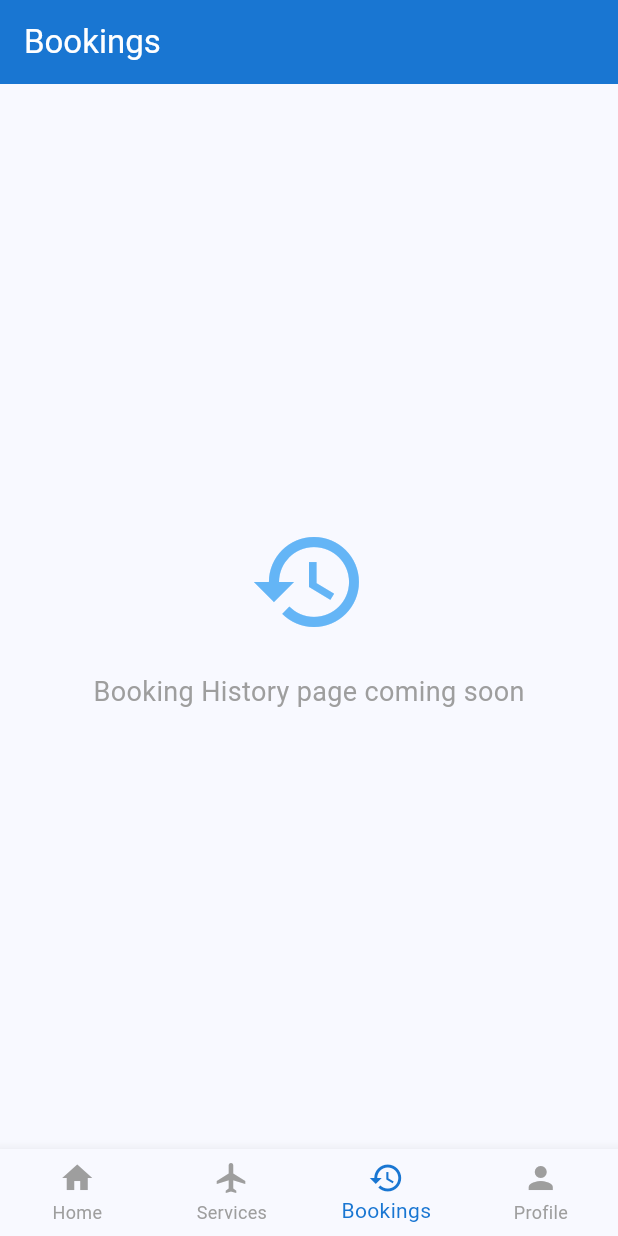
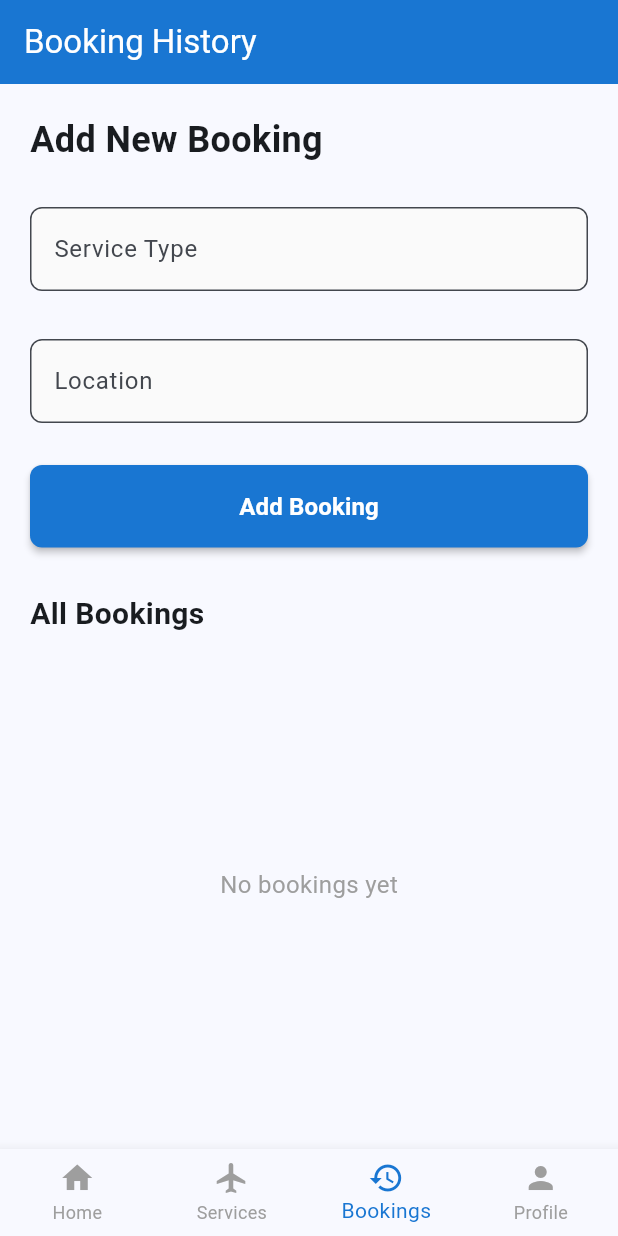
Before and after one commit to exile213/Activity3-4-PROFE8-Diaz, a Flutter app: the screen it shows after launch, item 3 of the bottom bar chosen, on a phone screen of 412 x 824 dp. Run offline on Flutter 3.47's test engine with Material 3 defaults, Android fonts, the light colour scheme and no system bars.

Commit message:
Add booking history page and update navigation
Introduced BookingHistoryPage to allow users to add and view bookings. Updated main.dart to use the new BookingHistoryPage in the navigation tabs, removing the previous BookingsTab placeholder. Also updated README.md to reflect the new implementation locations and added a lint ignore in service_options_page.dart.

```diff
--- a/lib/main.dart
+++ b/lib/main.dart
@@ -5,6 +5,7 @@
 import 'views/service_options_page.dart';
 import 'views/reservation_page.dart';
 import 'views/notes_page.dart';
+import 'views/booking_history_page.dart';
 
 void main() {
   runApp(const MyApp());
@@ -37,11 +38,11 @@
 class _MainScreenState extends State<MainScreen> {
   int _currentIndex = 0;
 
-  // Pages for each tab - placeholders for pages not yet created
+  // Pages for each tab
   final List<Widget> _pages = [
     const WelcomePage(), // Home
-    const ServicesTab(), // Services (placeholder for now)
-    const BookingsTab(), // Bookings (placeholder)
+    const ServicesTab(), // Services
+    const BookingHistoryPage(), // Bookings
     const ProfileTab(), // Profile
   ];
 
@@ -191,33 +192,6 @@
 }
 
 // Placeholder for Bookings Tab
-class BookingsTab extends StatelessWidget {
-  const BookingsTab({super.key});
-
-  @override
-  Widget build(BuildContext context) {
-    return Scaffold(
-      appBar: AppBar(
-        title: const Text('Bookings'),
-        backgroundColor: Colors.blue[700],
-        foregroundColor: Colors.white,
-      ),
-      body: Center(
-        child: Column(
-          mainAxisAlignment: MainAxisAlignment.center,
-          children: [
-            Icon(Icons.history, size: 80, color: Colors.blue[300]),
-            const SizedBox(height: 20),
-            const Text(
-              'Booking History page coming soon',
-              style: TextStyle(fontSize: 18, color: Colors.grey),
-            ),
-          ],
-        ),
-      ),
-    );
-  }
-}
 
 // Profile Tab with navigation to Login, Register, Notes
 class ProfileTab extends StatelessWidget {
--- /dev/null
+++ b/lib/views/booking_history_page.dart
@@ -0,0 +1,126 @@
+import 'package:flutter/material.dart';
+import '../widgets/custom_form_field.dart';
+import '../widgets/custom_button.dart';
+
+class BookingHistoryPage extends StatefulWidget {
+  const BookingHistoryPage({Key? key}) : super(key: key);
+
+  @override
+  State<BookingHistoryPage> createState() => _BookingHistoryPageState();
+}
+
+class _BookingHistoryPageState extends State<BookingHistoryPage> {
+  final TextEditingController _serviceTypeController = TextEditingController();
+  final TextEditingController _locationController = TextEditingController();
+  final List<Map<String, String>> _bookings = [];
+
+  @override
+  void dispose() {
+    _serviceTypeController.dispose();
+    _locationController.dispose();
+    super.dispose();
+  }
+
+  void _addBooking() {
+    if (_serviceTypeController.text.isEmpty ||
+        _locationController.text.isEmpty) {
+      ScaffoldMessenger.of(context).showSnackBar(
+        const SnackBar(
+          content: Text('Please fill in all fields'),
+          backgroundColor: Colors.red,
+        ),
+      );
+      return;
+    }
+
+    setState(() {
+      _bookings.add({
+        'serviceType': _serviceTypeController.text,
+        'location': _locationController.text,
+      });
+    });
+
+    _serviceTypeController.clear();
+    _locationController.clear();
+
+    ScaffoldMessenger.of(context).showSnackBar(
+      const SnackBar(
+        content: Text('Booking added successfully!'),
+        backgroundColor: Colors.green,
+      ),
+    );
+  }
+
+  @override
+  Widget build(BuildContext context) {
+    return Scaffold(
+      appBar: AppBar(
+        title: const Text('Booking History'),
+        backgroundColor: Colors.blue[700],
+        foregroundColor: Colors.white,
+      ),
+      body: Padding(
+        padding: const EdgeInsets.all(20.0),
+        child: Column(
+          crossAxisAlignment: CrossAxisAlignment.start,
+          children: [
+            const Text(
+              'Add New Booking',
+              style: TextStyle(fontSize: 24, fontWeight: FontWeight.bold),
+            ),
+            const SizedBox(height: 20),
+            CustomFormField(
+              label: 'Service Type',
+              hint: 'e.g., Aerial Survey, Photography',
+              controller: _serviceTypeController,
+            ),
+            const SizedBox(height: 16),
+            CustomFormField(
+              label: 'Location',
+              hint: 'e.g., Manila, Cebu',
+              controller: _locationController,
+            ),
+            const SizedBox(height: 20),
+            CustomButton(text: 'Add Booking', onPressed: _addBooking),
+            const SizedBox(height: 30),
+            const Text(
+              'All Bookings',
+              style: TextStyle(fontSize: 20, fontWeight: FontWeight.bold),
+            ),
+            const SizedBox(height: 10),
+            Expanded(
+              child: _bookings.isEmpty
+                  ? const Center(
+                      child: Text(
+                        'No bookings yet',
+                        style: TextStyle(color: Colors.grey, fontSize: 16),
+                      ),
+                    )
+                  : ListView.builder(
+                      itemCount: _bookings.length,
+                      itemBuilder: (context, index) {
+                        final booking = _bookings[index];
+                        return Card(
+                          margin: const EdgeInsets.only(bottom: 12),
+                          child: ListTile(
+                            leading: CircleAvatar(
+                              backgroundColor: Colors.blue[700],
+                              child: Text(
+                                '${index + 1}',
+                                style: const TextStyle(color: Colors.white),
+                              ),
+                            ),
+                            title: Text(booking['serviceType']!),
+                            subtitle: Text(booking['location']!),
+                            trailing: const Icon(Icons.flight),
+                          ),
+                        );
+                      },
+                    ),
+            ),
+          ],
+        ),
+      ),
+    );
+  }
+}
--- a/lib/views/service_options_page.dart
+++ b/lib/views/service_options_page.dart
@@ -1,3 +1,5 @@
+// ignore_for_file: use_super_parameters
+
 import 'package:flutter/material.dart';
 import '../widgets/custom_form_field.dart';
 import '../widgets/custom_checkbox.dart';
```
Also changed, not shown: 1 other file.
